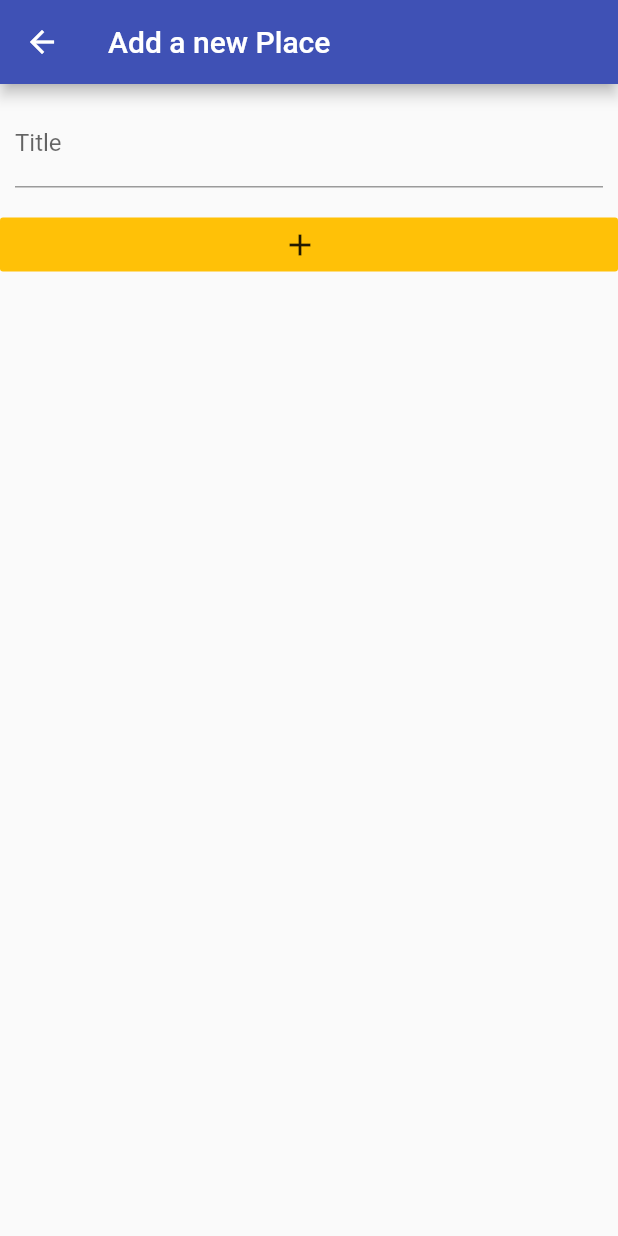
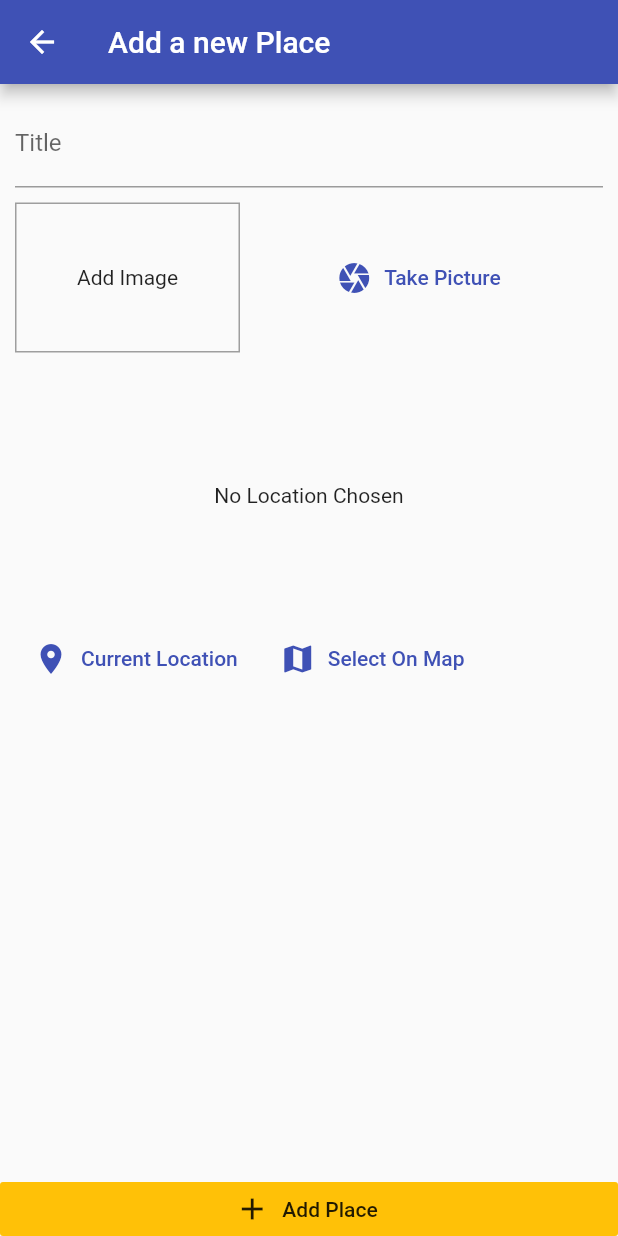
Before and after one commit to Vortex1806/Maps-App, a Flutter app: the screen it shows after launch, after a tap on the "add" icon, on a phone screen of 412 x 824 dp. Run offline on Flutter 3.47's test engine with Material 2 defaults, Android fonts, the phone set to English and light mode, and no system bars; our stand-ins replace image_picker, sqflite; accounts and stored records are empty.

Commit message:
location and Database

```diff
--- /dev/null
+++ b/lib/helpers/db_helper.dart
@@ -0,0 +1,28 @@
+import 'package:flutter/material.dart';
+import 'package:sqflite/sqflite.dart' as sql;
+import 'package:sqflite/sqlite_api.dart';
+import 'package:path/path.dart' as path;
+
+class DbHelper {
+  static Future<Database> database() async {
+    final dbPath = await sql.getDatabasesPath();
+    return sql.openDatabase(
+      path.join(dbPath, 'places.db'),
+      onCreate: (db, version) {
+        return db.execute(
+            'CREATE TABLE user_places (id TEXT PRIMARY KEY,title TEXT,image TEXT)');
+      },
+      version: 1,
+    );
+  }
+
+  static Future<void> insert(String table, Map<String, Object> data) async {
+    final db = await DbHelper.database();
+    db.insert(table, data, conflictAlgorithm: ConflictAlgorithm.replace);
+  }
+
+  static Future<List<Map<String, Object>>> getData(String table) async {
+    final db = await DbHelper.database();
+    return db.query(table);
+  }
+}
--- a/lib/models/place.dart
+++ b/lib/models/place.dart
@@ -1,4 +1,4 @@
-import 'dart:html';
+import 'dart:io';
 
 import 'package:flutter/foundation.dart';
 
--- a/lib/providers/great_places.dart
+++ b/lib/providers/great_places.dart
@@ -1,4 +1,7 @@
+import 'dart:io';
+
 import 'package:flutter/foundation.dart';
+import 'package:flutter_complete_guide/helpers/db_helper.dart';
 import 'package:flutter_complete_guide/models/place.dart';
 
 class GreatPlaces with ChangeNotifier {
@@ -7,4 +10,35 @@ class GreatPlaces with ChangeNotifier {
   List<Place> get items {
     return [..._items];
   }
+
+  void addPlace(String pickedTitle, File pickedImage) {
+    final newPlace = Place(
+      id: DateTime.now().toString(),
+      title: pickedTitle,
+      location: null,
+      image: pickedImage,
+    );
+    _items.add(newPlace);
+    notifyListeners();
+    DbHelper.insert(
+      'user_places',
+      {
+        'id': newPlace.id,
+        'title': newPlace.title,
+        'image': newPlace.image,
+      },
+    );
+  }
+
+  Future<void> fetchandSetplaces() async {
+    final dataList = await DbHelper.getData('user_places');
+    dataList
+        .map((item) => Place(
+              id: item['id'],
+              title: item['title'],
+              image: File(item['image']),
+            ))
+        .toList();
+    notifyListeners();
+  }
 }
--- a/lib/screens/add_place_screen.dart
+++ b/lib/screens/add_place_screen.dart
@@ -1,4 +1,9 @@
+import 'dart:io';
+
 import 'package:flutter/material.dart';
+import 'package:flutter_complete_guide/providers/great_places.dart';
+import 'package:flutter_complete_guide/widgets/location_input.dart';
+import 'package:provider/provider.dart';
 
 import '../widgets/image_input.dart';
 
@@ -11,6 +16,20 @@ class AddPlaceScreen extends StatefulWidget {
 
 class _AddPlaceScreenState extends State<AddPlaceScreen> {
   final _titleController = TextEditingController();
+  File _pickedImage;
+
+  void _selectImage(File pickedImage) {
+    _pickedImage = pickedImage;
+  }
+
+  void _savedPlace() {
+    if (_titleController.text.isEmpty || _pickedImage == null) {
+      return;
+    }
+    Provider.of<GreatPlaces>(context, listen: false)
+        .addPlace(_titleController.text, _pickedImage);
+    Navigator.of(context).pop();
+  }
 
   @override
   Widget build(BuildContext context) {
@@ -19,7 +38,8 @@ class _AddPlaceScreenState extends State<AddPlaceScreen> {
       body: Column(
         crossAxisAlignment: CrossAxisAlignment.stretch,
         children: [
-          SingleChildScrollView(
+          Expanded(
+            child: SingleChildScrollView(
               child: Padding(
                 padding: const EdgeInsets.all(10.0),
                 child: Expanded(
@@ -30,14 +50,18 @@ class _AddPlaceScreenState extends State<AddPlaceScreen> {
                       controller: _titleController,
                     ),
                     SizedBox(height: 10),
-                  ImageInput(),
+                    ImageInput(_selectImage),
+                    SizedBox(height: 10),
+                    LocationInput(),
                   ],
                 )),
               ),
             ),
+          ),
           RaisedButton.icon(
+            label: Text('Add Place'),
             icon: Icon(Icons.add),
-            onPressed: () {},
+            onPressed: _savedPlace,
             elevation: 0,
             materialTapTargetSize: MaterialTapTargetSize.shrinkWrap,
             color: Theme.of(context).accentColor,
--- a/lib/screens/place_list_screen.dart
+++ b/lib/screens/place_list_screen.dart
@@ -1,4 +1,6 @@
 import 'package:flutter/material.dart';
+import 'package:flutter_complete_guide/providers/great_places.dart';
+import 'package:provider/provider.dart';
 
 import '../screens/add_place_screen.dart';
 
@@ -18,9 +20,35 @@ class PlacesListScreen extends StatelessWidget {
                 icon: Icon(Icons.add))
           ],
         ),
-      body: Center(
+        body: FutureBuilder(
+          future: Provider.of<GreatPlaces>(context, listen: false)
+              .fetchandSetplaces(),
+          builder: (context, snapshot) =>
+              snapshot.connectionState == ConnectionState.waiting
+                  ? Center(
                       child: CircularProgressIndicator(),
+                    )
+                  : Consumer<GreatPlaces>(
+                      builder: (context, greatPlaces, ch) =>
+                          greatPlaces.items.length <= 0
+                              ? ch
+                              : ListView.builder(
+                                  itemCount: greatPlaces.items.length,
+                                  itemBuilder: (ctx, i) => ListTile(
+                                    leading: CircleAvatar(
+                                        backgroundImage: FileImage(
+                                      greatPlaces.items[i].image,
+                                    )),
+                                    title: Text(greatPlaces.items[i].title),
+                                    onTap: () {
+                                      //go to detail page
+                                    },
                                   ),
-    );
+                                ),
+                      child: Center(
+                        child: Text('got no places add some'),
+                      ),
+                    ),
+        ));
   }
 }
--- /dev/null
+++ b/lib/widgets/location_input.dart
@@ -0,0 +1,40 @@
+import 'package:flutter/material.dart';
+
+class LocationInput extends StatefulWidget {
+  const LocationInput({Key key}) : super(key: key);
+
+  @override
+  State<LocationInput> createState() => _LocationInputState();
+}
+
+class _LocationInputState extends State<LocationInput> {
+  String _previewImageUrl;
+
+  @override
+  Widget build(BuildContext context) {
+    return Column(
+      children: [
+        Container(
+          height: 170,
+          alignment: Alignment.center,
+          width: double.infinity,
+          child: _previewImageUrl == null
+              ? Text(
+                  'No Location Chosen',
+                  textAlign: TextAlign.center,
+                )
+              : Image.network(
+                  _previewImageUrl,
+                  fit: BoxFit.cover,
+                ),
+        ),
+        Row(
+          children: [
+            FlatButton.icon(icon: Icon(Icons.location_on),label: Text('Current Location') ,onPressed: (){}, textColor: Theme.of(context).primaryColor,),
+            FlatButton.icon(icon: Icon(Icons.map),label: Text('Select On Map') ,onPressed: (){}, textColor: Theme.of(context).primaryColor,)
+          ],
+        ),
+      ],
+    );
+  }
+}
--- a/pubspec.yaml
+++ b/pubspec.yaml
@@ -18,13 +18,17 @@ publish_to: 'none' # Remove this line if you wish to publish to pub.dev
 version: 1.0.0+1
 
 environment:
-  sdk: ">=2.11.0 <3.0.0"
+  sdk: ">=2.11.0 <3.1.0"
 
 dependencies:
   flutter:
     sdk: flutter
   provider: ^6.0.3
   image_picker: ^0.8.5+3
+  path_provider: ^2.0.10
+  path:
+  sqflite: ^2.0.2+1
+  location: ^4.4.0
 
 
   # The following adds the Cupertino Icons font to your application.
```
Also changed, not shown: lib/widgets/image_input.dart (+25 -3 lines), pubspec.lock, 6 other files. Lines whose indentation alone changed are shown as unchanged.
